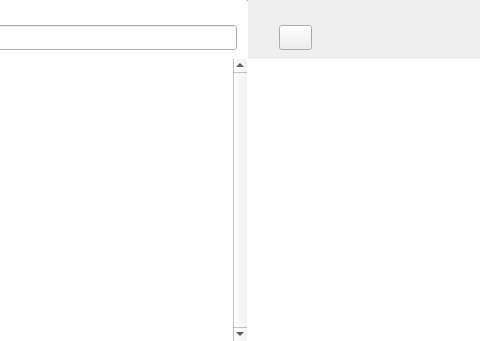
Above: src/mainwindow.ui from nuttyartist/notes before the change; both pictures show x 131 to 611 and y 0 to 341 of the 757 by 341 pixel window. Below: the same form after it.
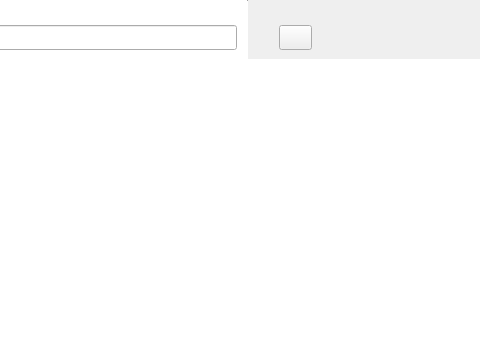
That is the form after the change. Icons and pictures are not drawn. Custom widgets are drawn as their Qt base class.

Commit message:
Fixing scrollbar Hidden/shown behavior with the Note list
Using native auto Hide/Show of Scrollbar
Removing the update of stylesheet

Patch:
```diff
--- a/src/mainwindow.ui
+++ b/src/mainwindow.ui
@@ -482,7 +482,7 @@
              <enum>QFrame::NoFrame</enum>
             </property>
             <property name="verticalScrollBarPolicy">
-             <enum>Qt::ScrollBarAlwaysOn</enum>
+             <enum>Qt::ScrollBarAsNeeded</enum>
             </property>
             <property name="horizontalScrollBarPolicy">
              <enum>Qt::ScrollBarAlwaysOff</enum>
```
The commit also changes 2 other files.
